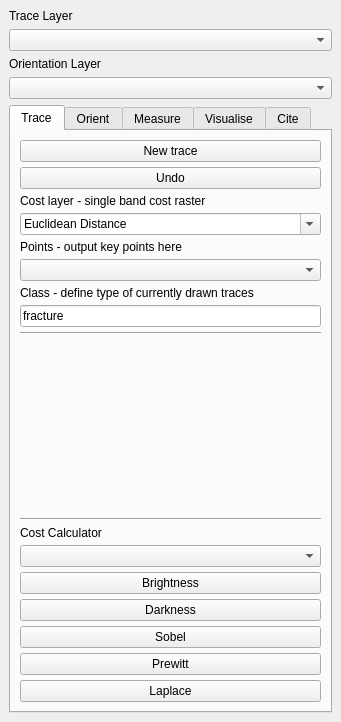
Before: the Qt Designer form geo_trace/geo_trace_dockwidget_base.ui in RichardQZeng/ForestLines, drawn with Qt 5.
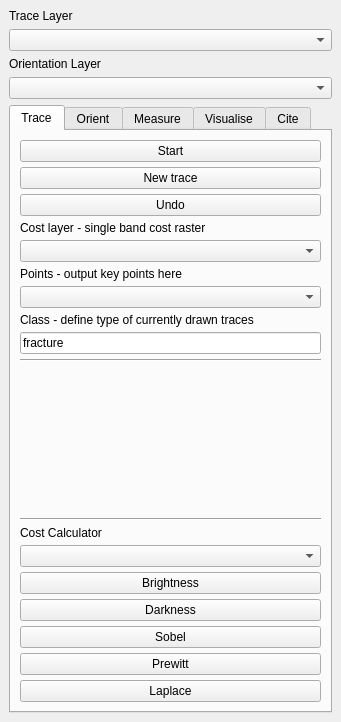
After: the same form once the commit is applied. Custom widgets are drawn as their Qt base class.

Commit message: Setup basic structure for trace tool

Patch:
```diff
--- a/geo_trace/geo_trace_dockwidget_base.ui
+++ b/geo_trace/geo_trace_dockwidget_base.ui
@@ -45,6 +45,13 @@
         <property name="spacing">
          <number>5</number>
         </property>
+        <item>
+         <widget class="QPushButton" name="tt_start">
+          <property name="text">
+           <string>Start</string>
+          </property>
+         </widget>
+        </item>
         <item>
          <widget class="QPushButton" name="tt_new">
           <property name="text">
@@ -75,10 +82,13 @@
         <item>
          <widget class="QgsMapLayerComboBox" name="tt_cost">
           <property name="editable">
-           <bool>true</bool>
+           <bool>false</bool>
           </property>
           <property name="currentText">
-           <string>Euclidean Distance</string>
+           <string/>
+          </property>
+          <property name="allowEmptyLayer">
+           <bool>true</bool>
           </property>
          </widget>
         </item>
```
The commit also changes 4 other files.
